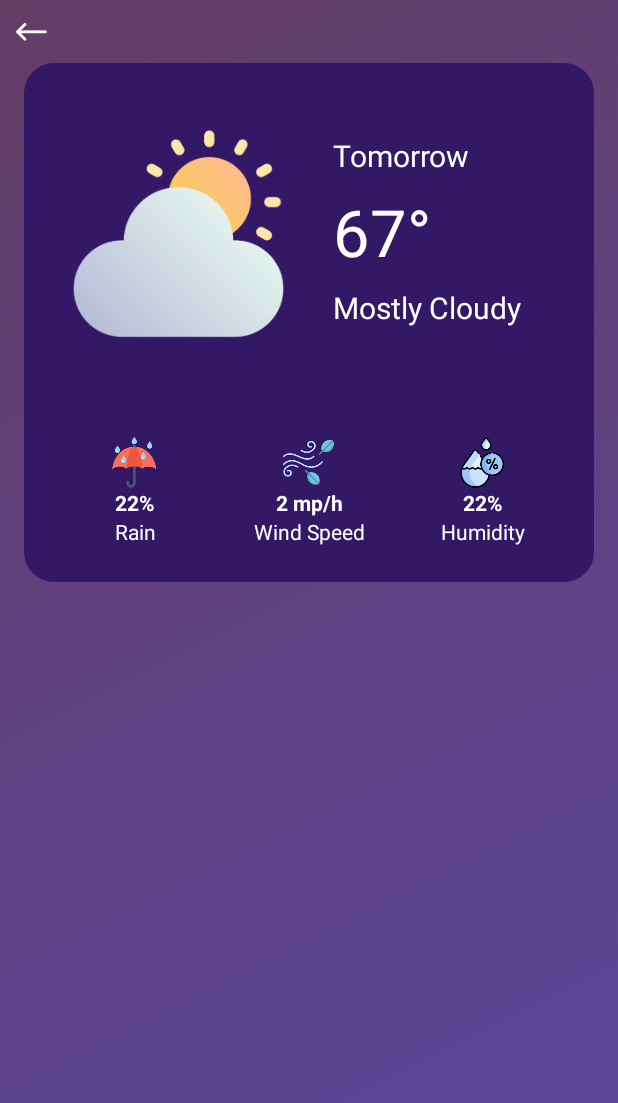
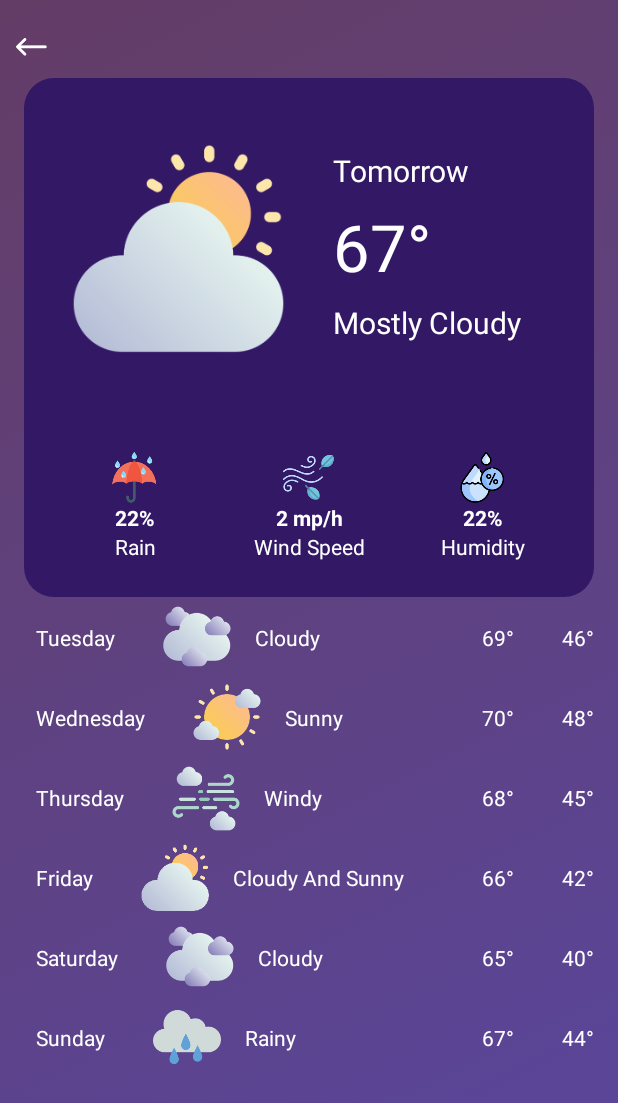
Before and after one commit to AngelHannah/AWeatherApp, an Android app: the FutureActivity screen opened directly, with no data from a screen before it, on a phone screen of 412 x 824 dp. Shown: the top 1103 px of the screen. Run offline under Robolectric (Android 15) with nearby library versions, the phone set to English and light mode, and no system bars.

Commit message:
Future activity functions
Finished and then fixed the future activity

```diff
--- a/app/src/main/java/com/example/aweatherapp/Activities/FutureActivity.java
+++ b/app/src/main/java/com/example/aweatherapp/Activities/FutureActivity.java
@@ -1,26 +1,60 @@
 package com.example.aweatherapp.Activities;
 
+import android.content.Intent;
 import android.os.Bundle;
+import android.view.View;
+import android.widget.ImageView;
 
 import androidx.activity.EdgeToEdge;
 import androidx.appcompat.app.AppCompatActivity;
+import androidx.constraintlayout.widget.ConstraintLayout;
 import androidx.core.graphics.Insets;
 import androidx.core.view.ViewCompat;
 import androidx.core.view.WindowInsetsCompat;
+import androidx.recyclerview.widget.LinearLayoutManager;
+import androidx.recyclerview.widget.RecyclerView;
 
+import com.example.aweatherapp.Adapters.FutureAdapter;
+import com.example.aweatherapp.Domains.Future;
 import com.example.aweatherapp.R;
 
+import java.util.ArrayList;
+
 public class FutureActivity extends AppCompatActivity {
+    private RecyclerView.Adapter adapterTommorow;
+    public RecyclerView recyclerView;
 
     @Override
     protected void onCreate(Bundle savedInstanceState) {
         super.onCreate(savedInstanceState);
         EdgeToEdge.enable(this);
         setContentView(R.layout.activity_future);
-        ViewCompat.setOnApplyWindowInsetsListener(findViewById(R.id.main), (v, insets) -> {
-            Insets systemBars = insets.getInsets(WindowInsetsCompat.Type.systemBars());
-            v.setPadding(systemBars.left, systemBars.top, systemBars.right, systemBars.bottom);
-            return insets;
-        });
+
+        initRecyclerView();
+        setVariable();
+
+    }
+
+    private void setVariable() {
+        ImageView backToDashBtn = findViewById(R.id.backToDashBtn);
+        backToDashBtn.setOnClickListener(v -> startActivity(new Intent(FutureActivity.this, MainActivity.class)));
+    }
+
+    private void initRecyclerView() {
+        ArrayList<Future> items = new ArrayList<>();
+
+        items.add(new Future("Tuesday", "cloudy", "Cloudy",69,46));
+        items.add(new Future("Wednesday", "sunny", "Sunny",70,48));
+        items.add(new Future("Thursday", "windy", "Windy",68,45));
+        items.add(new Future("Friday", "cloudy_sunny", "Cloudy And Sunny", 66,42));
+        items.add(new Future("Saturday", "cloudy", "Cloudy",65,40));
+        items.add(new Future("Sunday", "rainy", "Rainy",67,44));
+
+        recyclerView = findViewById(R.id.recyclerView2);
+        recyclerView.setLayoutManager(new LinearLayoutManager(this, LinearLayoutManager.VERTICAL, false));
+
+        adapterTommorow = new FutureAdapter(items);
+        recyclerView.setAdapter(adapterTommorow);
+
     }
 }
--- a/app/src/main/java/com/example/aweatherapp/Activities/MainActivity.java
+++ b/app/src/main/java/com/example/aweatherapp/Activities/MainActivity.java
@@ -1,6 +1,9 @@
 package com.example.aweatherapp.Activities;
 
+import android.content.Intent;
 import android.os.Bundle;
+import android.view.View;
+import android.widget.TextView;
 
 import androidx.activity.EdgeToEdge;
 import androidx.appcompat.app.AppCompatActivity;
@@ -28,6 +31,13 @@ public class MainActivity extends AppCompatActivity {
         setContentView(R.layout.activity_main);
 
         initRecyclerView();
+        setVariable();
+    }
+
+    private void setVariable() {
+        TextView weeklyForecastBtn = findViewById(R.id.weeklyForecastBtn);
+
+        weeklyForecastBtn.setOnClickListener(v -> startActivity(new Intent(MainActivity.this, FutureActivity.class)));
     }
 
     private void initRecyclerView() {
--- a/app/src/main/java/com/example/aweatherapp/Adapters/FutureAdapter.java
+++ b/app/src/main/java/com/example/aweatherapp/Adapters/FutureAdapter.java
@@ -11,32 +11,36 @@ import androidx.annotation.NonNull;
 import androidx.recyclerview.widget.RecyclerView;
 
 import com.bumptech.glide.Glide;
+import com.example.aweatherapp.Domains.Future;
 import com.example.aweatherapp.Domains.Hourly;
 import com.example.aweatherapp.R;
 
 import java.util.ArrayList;
 
 public class FutureAdapter extends RecyclerView.Adapter<FutureAdapter.viewHolder> {
-    ArrayList<Hourly> items;
+    ArrayList<Future> items;
     Context context;
 
-    public FutureAdapter(ArrayList<Hourly> items) {
+    public FutureAdapter(ArrayList<Future> items) {
         this.items = items;
     }
 
     @NonNull
     @Override
     public viewHolder onCreateViewHolder(@NonNull ViewGroup parent, int viewType) {
-        View inflate = LayoutInflater.from(parent.getContext()).inflate(R.layout.viewholder_hourly, parent, false);
+        View inflate = LayoutInflater.from(parent.getContext()).inflate(R.layout.viewholder_future, parent, false);
         context = parent.getContext();
         return new viewHolder(inflate);
     }
 
     @Override
     public void onBindViewHolder(@NonNull viewHolder holder, int position) {
+        holder.dayTxt.setText(items.get(position).getDay());
+        holder.statusTxt.setText(items.get(position).getStatus());
+        holder.lowTxt.setText(items.get(position).getLowTemp() + "°");
+        holder.highTxt.setText(items.get(position).getHighTemp() + "°");
 
-        holder.hourTxt.setText(items.get(position).getHour());
-        holder.tempTxt.setText(String.valueOf(items.get(position).getTemperature()));
+
 
         int drawableResourceId = holder.itemView.getResources().getIdentifier(items.get(position).getPicturePath(), "drawable", holder.itemView.getContext().getPackageName());
 
@@ -49,14 +53,16 @@ public class FutureAdapter extends RecyclerView.Adapter<FutureAdapter.viewHolder
     }
 
     public class viewHolder extends RecyclerView.ViewHolder{
-        TextView hourTxt, tempTxt;
+        TextView dayTxt, statusTxt, lowTxt, highTxt;
         ImageView picture;
         public viewHolder(@NonNull View itemView) {
             super(itemView);
 
-            hourTxt = itemView.findViewById(R.id.card_hourTxtV);
-            tempTxt = itemView.findViewById(R.id.card_tempTxtV);
-            picture = itemView.findViewById(R.id.card_weatherIconImgV);
+            dayTxt = itemView.findViewById(R.id.dayTxt);
+            statusTxt = itemView.findViewById(R.id.statusTxt);
+            lowTxt = itemView.findViewById(R.id.lowTxt);
+            highTxt = itemView.findViewById(R.id.highTxt);
+            picture = itemView.findViewById(R.id.pictureImgV);
         }
     }
 }
--- a/app/src/main/res/layout/activity_future.xml
+++ b/app/src/main/res/layout/activity_future.xml
@@ -23,10 +23,11 @@
 
             <androidx.constraintlayout.widget.ConstraintLayout
                 android:layout_width="42dp"
-                android:layout_height="42dp">
+                android:layout_height="42dp"
+                android:layout_marginTop="10dp">
 
                 <ImageView
-                    android:id="@+id/imageView"
+                    android:id="@+id/backToDashBtn"
                     android:layout_width="wrap_content"
                     android:layout_height="wrap_content"
                     android:layout_margin="16dp"
--- a/app/src/main/res/layout/activity_main.xml
+++ b/app/src/main/res/layout/activity_main.xml
@@ -204,7 +204,7 @@
                     android:textStyle="bold" />
 
                 <TextView
-                    android:id="@+id/textView12"
+                    android:id="@+id/weeklyForecastBtn"
                     android:layout_width="wrap_content"
                     android:layout_height="wrap_content"
                     android:layout_marginEnd="16dp"
--- /dev/null
+++ b/app/src/main/res/layout/viewholder_future.xml
@@ -0,0 +1,65 @@
+<?xml version="1.0" encoding="utf-8"?>
+<androidx.constraintlayout.widget.ConstraintLayout xmlns:android="http://schemas.android.com/apk/res/android"
+    xmlns:app="http://schemas.android.com/apk/res-auto"
+    xmlns:tools="http://schemas.android.com/tools"
+    android:layout_width="match_parent"
+    android:layout_height="wrap_content"
+    android:layout_marginStart="8dp"
+    android:layout_marginEnd="8dp">
+
+    <TextView
+        android:id="@+id/dayTxt"
+        android:layout_width="wrap_content"
+        android:layout_height="wrap_content"
+        android:layout_marginStart="16dp"
+        android:text="Day"
+        android:textColor="@color/white"
+        app:layout_constraintBottom_toBottomOf="parent"
+        app:layout_constraintStart_toStartOf="parent"
+        app:layout_constraintTop_toTopOf="parent" />
+
+    <ImageView
+        android:id="@+id/pictureImgV"
+        android:layout_width="45dp"
+        android:layout_height="45dp"
+        android:layout_marginStart="32dp"
+        android:layout_marginTop="4dp"
+        android:layout_marginBottom="4dp"
+        app:layout_constraintBottom_toBottomOf="parent"
+        app:layout_constraintStart_toEndOf="@+id/dayTxt"
+        app:layout_constraintTop_toTopOf="parent"
+        app:srcCompat="@drawable/sunny" />
+
+    <TextView
+        android:id="@+id/statusTxt"
+        android:layout_width="wrap_content"
+        android:layout_height="wrap_content"
+        android:layout_marginStart="16dp"
+        android:text="Status"
+        android:textColor="@color/white"
+        app:layout_constraintBottom_toBottomOf="@+id/pictureImgV"
+        app:layout_constraintStart_toEndOf="@+id/pictureImgV"
+        app:layout_constraintTop_toTopOf="@+id/pictureImgV" />
+
+    <TextView
+        android:id="@+id/lowTxt"
+        android:layout_width="wrap_content"
+        android:layout_height="wrap_content"
+        android:layout_marginEnd="8dp"
+        android:text="43"
+        android:textColor="@color/white"
+        app:layout_constraintBottom_toBottomOf="parent"
+        app:layout_constraintEnd_toEndOf="parent"
+        app:layout_constraintTop_toTopOf="parent" />
+
+    <TextView
+        android:id="@+id/highTxt"
+        android:layout_width="wrap_content"
+        android:layout_height="wrap_content"
+        android:layout_marginEnd="32dp"
+        android:text="68"
+        android:textColor="@color/white"
+        app:layout_constraintBottom_toBottomOf="parent"
+        app:layout_constraintEnd_toStartOf="@+id/lowTxt"
+        app:layout_constraintTop_toTopOf="parent" />
+</androidx.constraintlayout.widget.ConstraintLayout>
```
